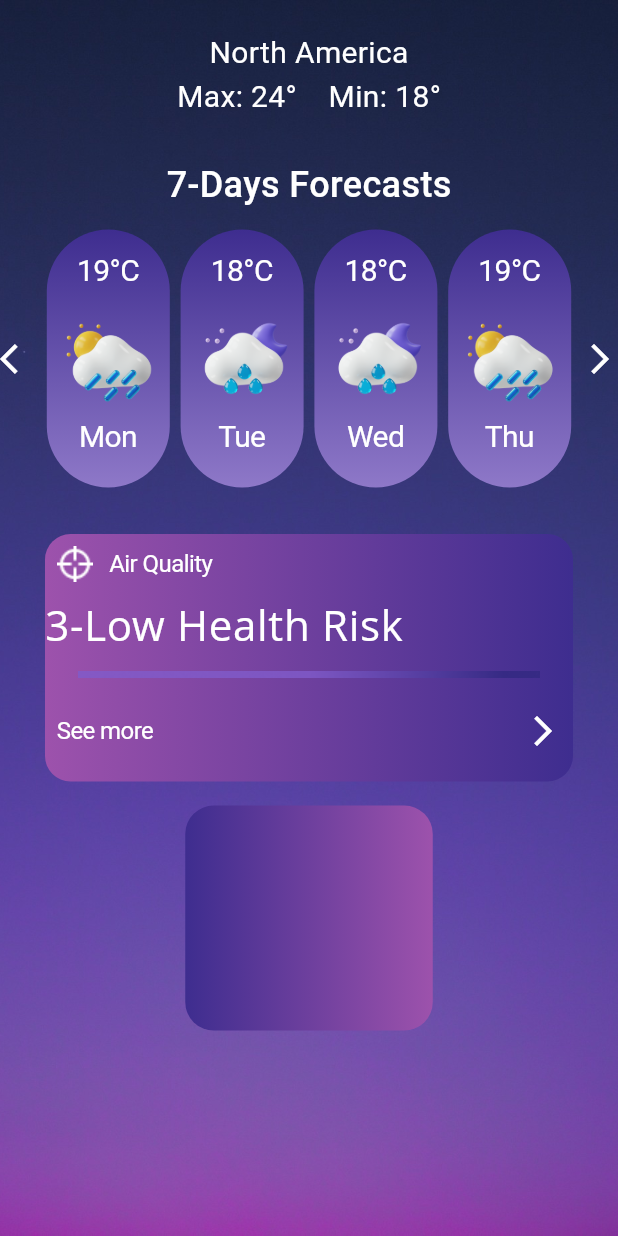
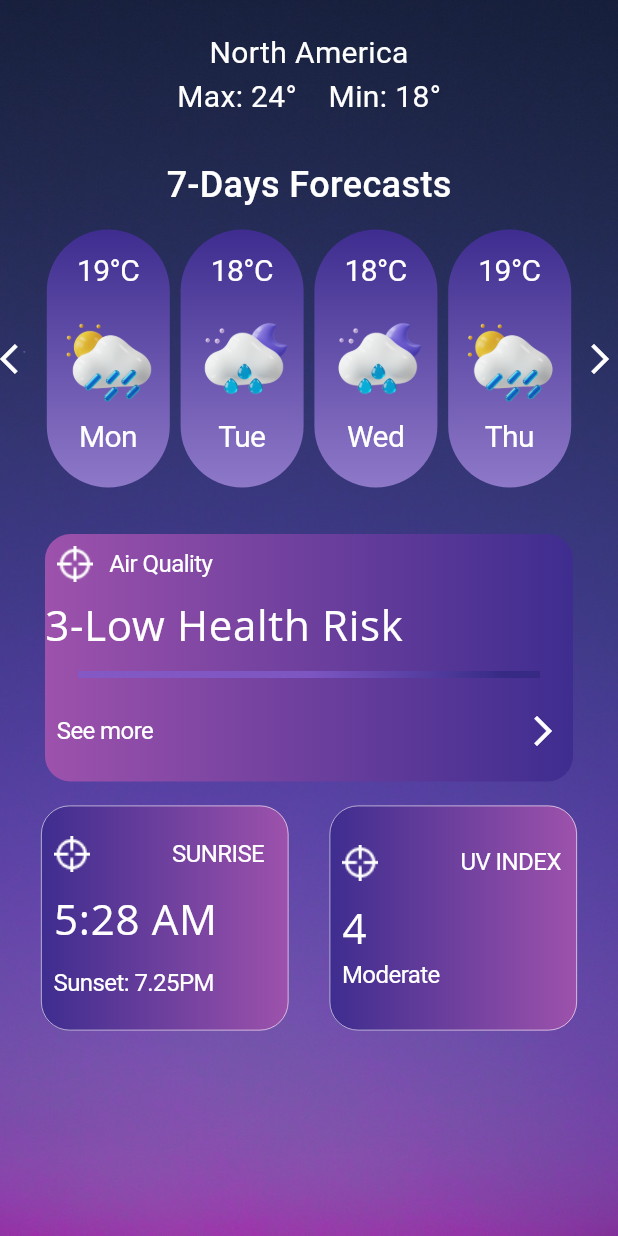
Before and after one commit to monjurelahe/ic_assignment, a Flutter app: the ForeCast screen opened directly, on a phone screen of 412 x 824 dp. Run offline on Flutter 3.47's test engine with Material 3 defaults, Android fonts, the phone set to English and light mode, and no system bars; Roboto replaces fonts that are missing (Open Sans, Poppins).

Commit message:
Monjur E ELahe

```diff
--- a/lib/feature/forecast_screen.dart
+++ b/lib/feature/forecast_screen.dart
@@ -48,7 +48,8 @@ class ForeCast extends StatelessWidget {
                 ),
               ),
               SizedBox(height: 13),
-              Row(
+              SizedBox(
+                child: Row(
                   mainAxisAlignment: MainAxisAlignment.spaceBetween,
                   children: [
                     Icon(Icons.arrow_back_ios, color: Colors.white),
@@ -74,6 +75,7 @@ class ForeCast extends StatelessWidget {
                     ),
                     Icon(Icons.arrow_forward_ios, color: Colors.white),
                   ],
+                ),
               ),
               // SizedBox(
               //   height: 200,
@@ -154,6 +156,73 @@ class ForeCast extends StatelessWidget {
                       gradient: LinearGradient(
                         colors: [Color(0xff3E2D8F), Color(0xff9D52AC)],
                       ),
+                      border: Border.all(
+                        color: Colors.white.withOpacity(0.8),
+                        width: 0.5,
+                        style: BorderStyle.solid,
+                      ),
+                    ),
+                    child: Padding(
+                      padding: const EdgeInsets.all(8.0),
+                      child: Column(
+                        crossAxisAlignment: CrossAxisAlignment.start,
+                        mainAxisAlignment: MainAxisAlignment.center,
+                        children: [
+                          Row(
+                            crossAxisAlignment: CrossAxisAlignment.start,
+                            children: [
+                              Image(image: AssetImage(Assetpath.crosshairs)),
+                              SizedBox(width: 55),
+                              Text('SUNRISE', style: AppFontStyle.smallerText),
+                            ],
+                          ),
+                          SizedBox(height: 11),
+                          Text('5:28 AM', style: AppFontStyle.subHeading),
+                          SizedBox(height: 11),
+                          Text(
+                            'Sunset: 7.25PM',
+                            style: AppFontStyle.smallerText,
+                          ),
+                        ],
+                      ),
+                    ),
+                  ),
+
+                  //2nd Container
+                  Container(
+                    height: 150,
+                    width: 165,
+                    decoration: BoxDecoration(
+                      borderRadius: BorderRadius.circular(19),
+                      gradient: LinearGradient(
+                        colors: [Color(0xff3E2D8F), Color(0xff9D52AC)],
+                      ),
+                      border: Border.all(
+                        color: Colors.white.withOpacity(0.8),
+                        width: 0.5,
+                        style: BorderStyle.solid,
+                      ),
+                    ),
+                    child: Padding(
+                      padding: const EdgeInsets.all(8.0),
+                      child: Column(
+                        crossAxisAlignment: CrossAxisAlignment.start,
+                        mainAxisAlignment: MainAxisAlignment.center,
+                        children: [
+                          Row(
+                            crossAxisAlignment: CrossAxisAlignment.start,
+                            children: [
+                              Image(image: AssetImage(Assetpath.crosshairs)),
+                              SizedBox(width: 55),
+                              Text('UV INDEX', style: AppFontStyle.smallerText),
+                            ],
+                          ),
+                          SizedBox(height: 11),
+                          Text('4', style: AppFontStyle.subHeading),
+                          //SizedBox(height: 11),
+                          Text('Moderate', style: AppFontStyle.smallerText),
+                        ],
+                      ),
                     ),
                   ),
                 ],
```
Lines whose indentation alone changed are shown as unchanged.
